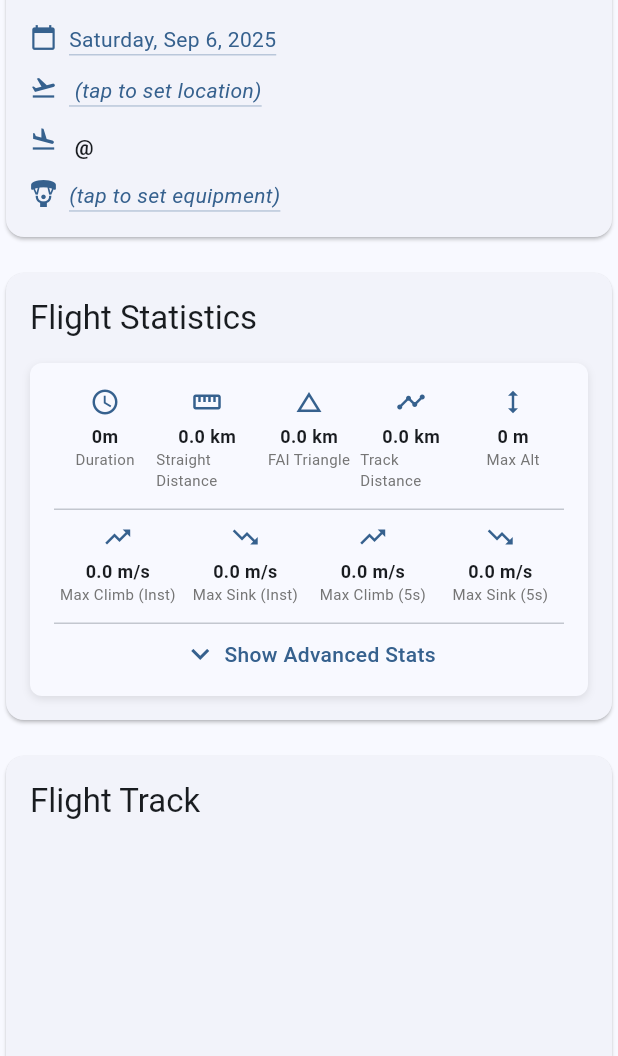
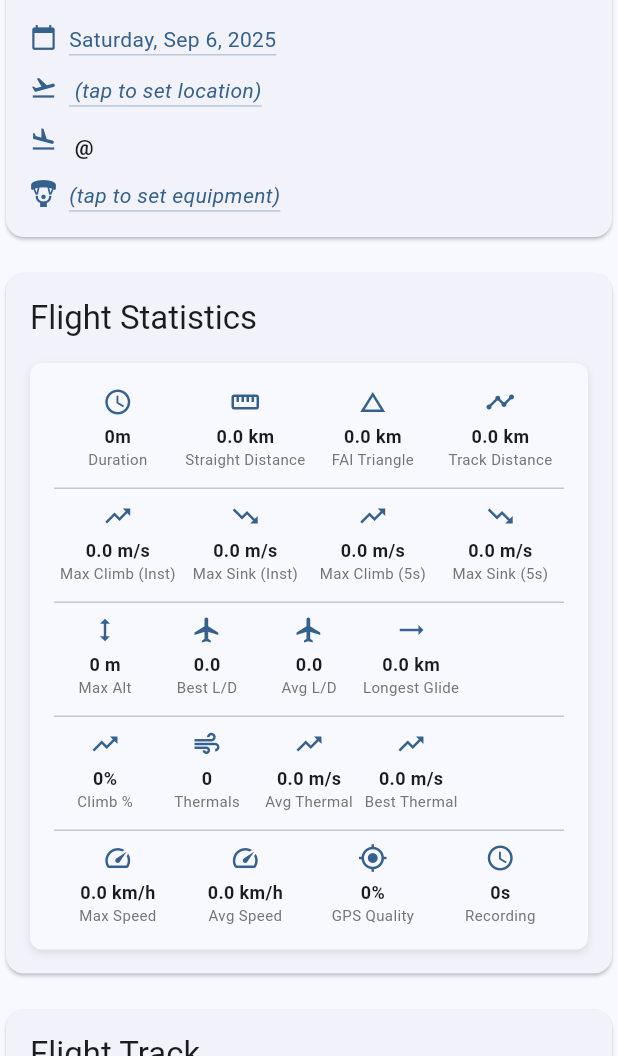
Before and after one commit to Kevin-McIsaac/the_paragliding_app, a Flutter app: the FlightDetailScreen screen opened directly with empty values, on a phone screen of 412 x 824 dp, the part 180-1236 px from its top. Run offline on Flutter 3.47's test engine with Material 3 defaults, Android fonts, the phone set to English and light mode, and no system bars; our stand-ins replace connectivity_plus, file_picker, fl_chart, flutter_map, latlong2, logger and 4 more; missing offline and left inert: flutter_inappwebview, flutter_map_dragmarker, receive_sharing_intent; accounts and stored records are empty.

Commit message:
refactor: Remove advanced statistics toggle and reorganize layout
- Remove Hide/Show advanced statistics toggle - all stats now visible by default
- Move Max Alt from basic stats to first position in advanced stats row
- Reorganize advanced statistics layout:
  - Row 1: Max Alt, Best L/D, Avg L/D, Longest Glide
  - Row 2: Climb %, Thermals, Avg Thermal, Best Thermal
- Remove duplicate Thermal % statistic

🤖 Generated with [Claude Code](https://claude.ai/code)

Co-Authored-By: Claude <noreply@anthropic.com>

```diff
--- a/free_flight_log_app/lib/presentation/widgets/flight_statistics_widget.dart
+++ b/free_flight_log_app/lib/presentation/widgets/flight_statistics_widget.dart
@@ -15,7 +15,6 @@ class FlightStatisticsWidget extends StatefulWidget {
 }
 
 class _FlightStatisticsWidgetState extends State<FlightStatisticsWidget> {
-  bool _showAdvanced = false;
 
   @override
   Widget build(BuildContext context) {
@@ -83,17 +82,6 @@ class _FlightStatisticsWidgetState extends State<FlightStatisticsWidget> {
                   tooltip: 'Total distance flown along the actual flight path',
                 ),
               ),
-              Expanded(
-                child: _buildStatItem(
-                  'Max Alt',
-                  widget.flight.maxAltitude != null
-                      ? '${widget.flight.maxAltitude!.toInt()} m'
-                      : 'N/A',
-                  Icons.height,
-                  context,
-                  tooltip: 'Maximum GPS altitude above sea level',
-                ),
-              ),
             ],
           ),
 
@@ -150,36 +138,11 @@ class _FlightStatisticsWidgetState extends State<FlightStatisticsWidget> {
             ),
           ],
 
-          // Expandable Advanced Statistics
+          // Advanced Statistics
           if (_hasAdvancedStats()) ...[
             const SizedBox(height: 12),
             const Divider(height: 1),
             const SizedBox(height: 8),
-            InkWell(
-              onTap: () => setState(() => _showAdvanced = !_showAdvanced),
-              child: Row(
-                mainAxisAlignment: MainAxisAlignment.center,
-                children: [
-                  Icon(
-                    _showAdvanced ? Icons.expand_less : Icons.expand_more,
-                    color: Theme.of(context).colorScheme.primary,
-                  ),
-                  const SizedBox(width: 4),
-                  Text(
-                    _showAdvanced ? 'Hide Advanced Stats' : 'Show Advanced Stats',
-                    style: TextStyle(
-                      color: Theme.of(context).colorScheme.primary,
-                      fontWeight: FontWeight.w500,
-                    ),
-                  ),
-                ],
-              ),
-            ),
-          ],
-
-          // Advanced Statistics (expandable)
-          if (_showAdvanced && _hasAdvancedStats()) ...[
-            const SizedBox(height: 12),
             _buildAdvancedStatistics(),
           ],
         ],
@@ -188,7 +151,8 @@ class _FlightStatisticsWidgetState extends State<FlightStatisticsWidget> {
   }
 
   bool _hasAdvancedStats() {
-    return widget.flight.maxGroundSpeed != null ||
+    return widget.flight.maxAltitude != null ||
+           widget.flight.maxGroundSpeed != null ||
            widget.flight.thermalCount != null ||
            widget.flight.bestLD != null ||
            widget.flight.gpsFixQuality != null;
@@ -197,11 +161,23 @@ class _FlightStatisticsWidgetState extends State<FlightStatisticsWidget> {
   Widget _buildAdvancedStatistics() {
     return Column(
       children: [
-        // Row 1: Best L/D, Avg L/D, Longest Glide, Climb % (4 items)
-        if (widget.flight.bestLD != null || widget.flight.avgLD != null || widget.flight.longestGlide != null || widget.flight.climbPercentage != null) ...[
+        // Row 1: Max Alt, Best L/D, Avg L/D, Longest Glide (4 items)
+        if (widget.flight.maxAltitude != null || widget.flight.bestLD != null || widget.flight.avgLD != null || widget.flight.longestGlide != null) ...[
           Row(
             mainAxisAlignment: MainAxisAlignment.spaceAround,
             children: [
+              if (widget.flight.maxAltitude != null)
+                Expanded(
+                  child: _buildStatItem(
+                    'Max Alt',
+                    '${widget.flight.maxAltitude!.toInt()} m',
+                    Icons.height,
+                    context,
+                    tooltip: 'Maximum GPS altitude above sea level',
+                  ),
+                )
+              else
+                const Expanded(child: SizedBox()),
               if (widget.flight.bestLD != null)
                 Expanded(
                   child: _buildStatItem(
@@ -238,6 +214,19 @@ class _FlightStatisticsWidgetState extends State<FlightStatisticsWidget> {
                 )
               else
                 const Expanded(child: SizedBox()),
+              const Expanded(child: SizedBox()),
+            ],
+          ),
+        ],
+
+        // Row 2: Climb %, Thermals, Avg Thermal, Best Thermal (4 items)
+        if (widget.flight.climbPercentage != null || widget.flight.thermalCount != null || widget.flight.avgThermalStrength != null || widget.flight.bestThermal != null) ...[
+          const SizedBox(height: 12),
+          const Divider(height: 1),
+          const SizedBox(height: 8),
+          Row(
+            mainAxisAlignment: MainAxisAlignment.spaceAround,
+            children: [
               if (widget.flight.climbPercentage != null)
                 Expanded(
                   child: _buildStatItem(
@@ -250,18 +239,6 @@ class _FlightStatisticsWidgetState extends State<FlightStatisticsWidget> {
                 )
               else
                 const Expanded(child: SizedBox()),
-            ],
-          ),
-        ],
-
-        // Row 2: Thermals, Avg Thermal, Best Thermal, Thermal Time (4 items)
-        if (widget.flight.thermalCount != null || widget.flight.avgThermalStrength != null || widget.flight.bestThermal != null || widget.flight.totalTimeInThermals != null) ...[
-          const SizedBox(height: 12),
-          const Divider(height: 1),
-          const SizedBox(height: 8),
-          Row(
-            mainAxisAlignment: MainAxisAlignment.spaceAround,
-            children: [
               if (widget.flight.thermalCount != null)
                 Expanded(
                   child: _buildStatItem(
@@ -298,18 +275,7 @@ class _FlightStatisticsWidgetState extends State<FlightStatisticsWidget> {
                 )
               else
                 const Expanded(child: SizedBox()),
-              if (widget.flight.totalTimeInThermals != null)
-                Expanded(
-                  child: _buildStatItem(
-                    'Thermal %',
-                    '${((widget.flight.totalTimeInThermals! / (widget.flight.duration * 60)) * 100).toStringAsFixed(0)}%',
-                    Icons.trending_up,
-                    context,
-                    tooltip: 'Percentage of total flight time spent thermaling',
-                  ),
-                )
-              else
-                const Expanded(child: SizedBox()),
+              const Expanded(child: SizedBox()),
             ],
           ),
         ],
```
